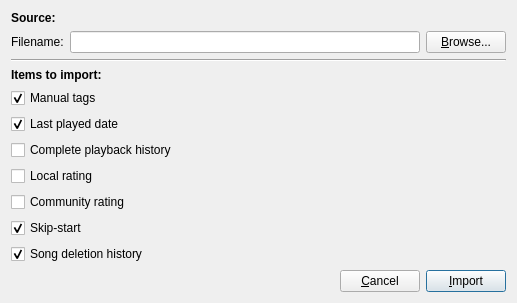
Above: src/UI/Dlg/DlgImportDB.ui from madmaxoft/SkauTan before the change. Below: the same form after it.
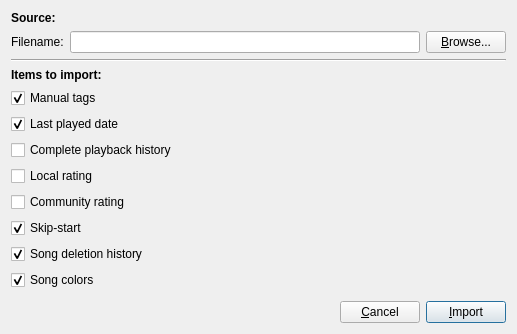
That is the form after the change.

Commit message: DBImport: Support song colors.

Diff of the .ui file:
```diff
--- a/src/UI/Dlg/DlgImportDB.ui
+++ b/src/UI/Dlg/DlgImportDB.ui
@@ -7,7 +7,7 @@
     <x>0</x>
     <y>0</y>
     <width>517</width>
-    <height>291</height>
+    <height>334</height>
    </rect>
   </property>
   <property name="windowTitle">
@@ -132,6 +132,16 @@
      </property>
     </widget>
    </item>
+   <item>
+    <widget class="QCheckBox" name="chbSongColors">
+     <property name="text">
+      <string>Song colors</string>
+     </property>
+     <property name="checked">
+      <bool>true</bool>
+     </property>
+    </widget>
+   </item>
    <item>
     <spacer name="verticalSpacer">
      <property name="orientation">
```
The commit also changes 4 other files.
